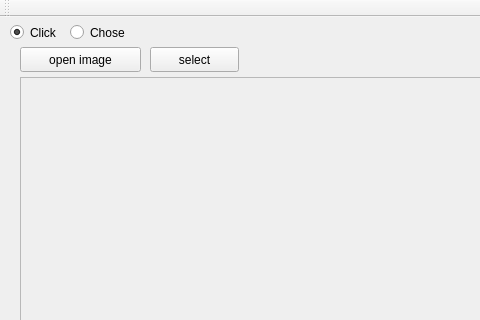
Before: the Qt Designer form mainwindow.ui in huochaitiantang/IBlending, drawn with Qt 5; both pictures show x 0 to 480 and y 0 to 320 of the 1300 by 662 pixel window.
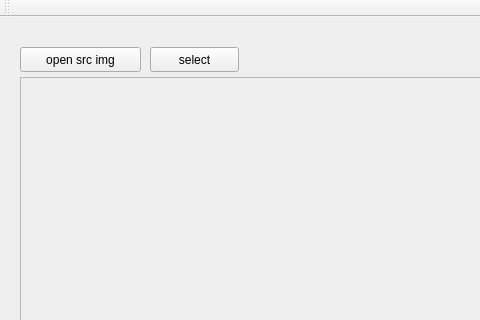
After: the same form once the commit is applied.

What changed in the file:
```diff
--- a/mainwindow.ui
+++ b/mainwindow.ui
@@ -17,36 +17,7 @@
    <property name="mouseTracking">
     <bool>true</bool>
    </property>
-   <widget class="QRadioButton" name="click">
-    <property name="geometry">
-     <rect>
-      <x>10</x>
-      <y>0</y>
-      <width>71</width>
-      <height>31</height>
-     </rect>
-    </property>
-    <property name="text">
-     <string>Click</string>
-    </property>
-    <property name="checked">
-     <bool>true</bool>
-    </property>
-   </widget>
-   <widget class="QRadioButton" name="chose">
-    <property name="geometry">
-     <rect>
-      <x>70</x>
-      <y>0</y>
-      <width>71</width>
-      <height>31</height>
-     </rect>
-    </property>
-    <property name="text">
-     <string>Chose</string>
-    </property>
-   </widget>
-   <widget class="QPushButton" name="open_img">
+   <widget class="QPushButton" name="open_src_img">
     <property name="geometry">
      <rect>
       <x>20</x>
@@ -59,7 +30,7 @@
      <bool>true</bool>
     </property>
     <property name="text">
-     <string>open image</string>
+     <string>open src img</string>
     </property>
    </widget>
    <widget class="QScrollArea" name="img_area">
```
Left out of the diff: 6 changed lines with no effect on the pictures.
